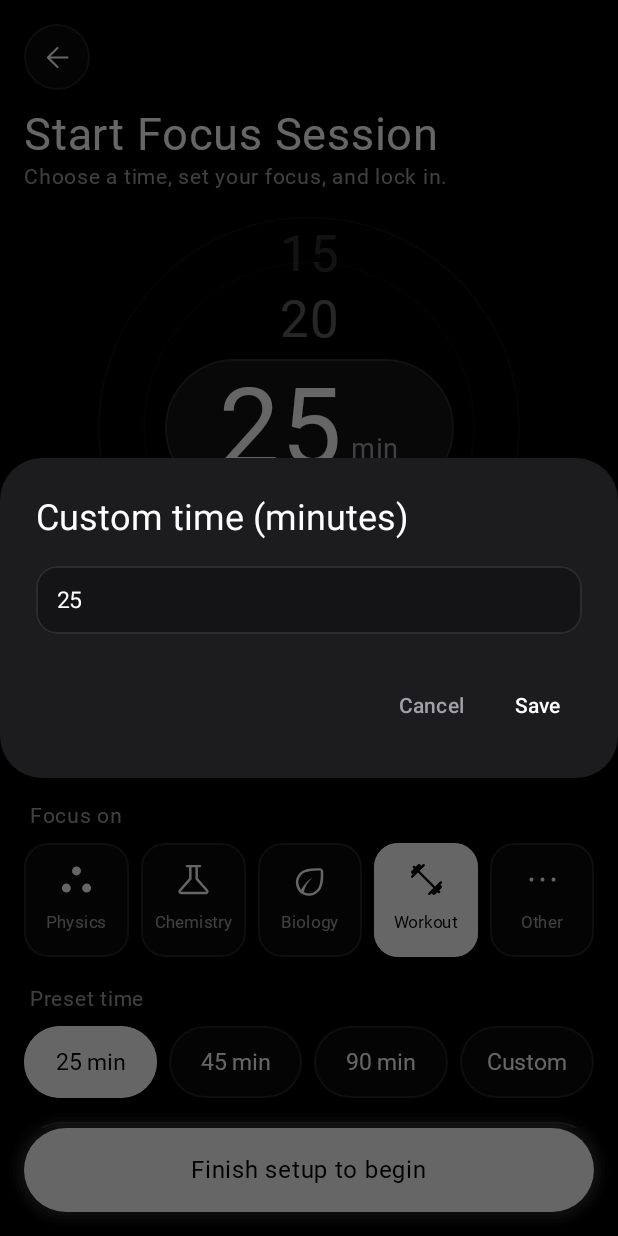
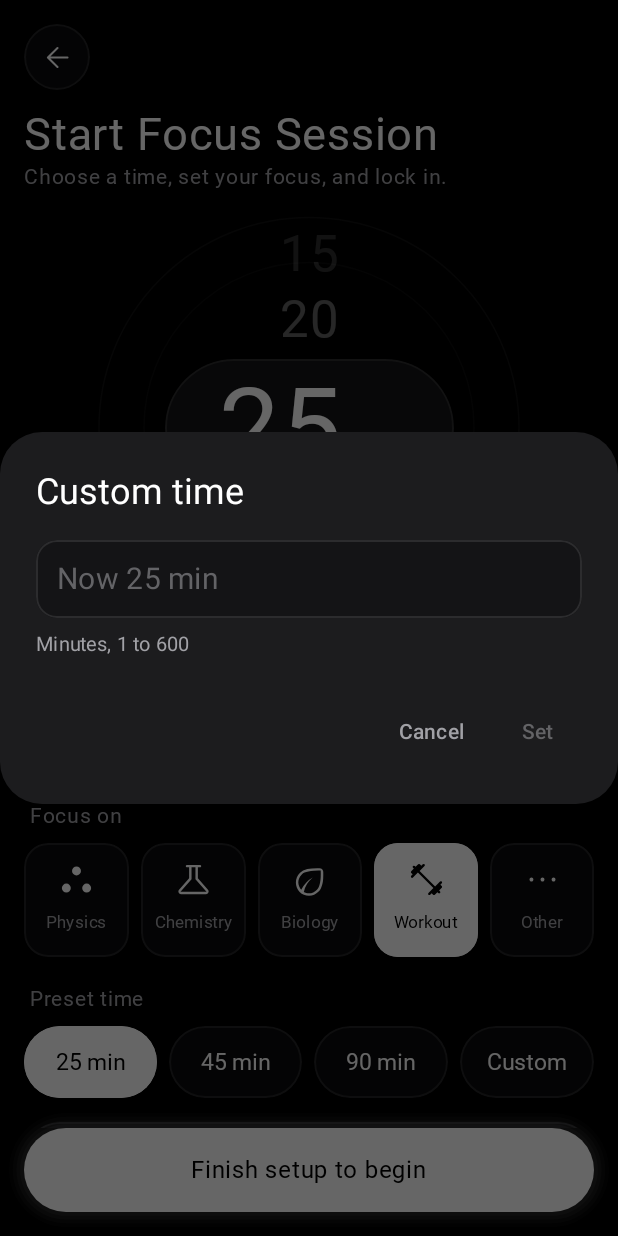
Before and after one commit to Pranav4Heriyur/FOCUS, an Android app built with Jetpack Compose: the composable FocusStartScreen shown on its own in the app's theme, after a tap on "Custom", on a phone screen of 412 x 824 dp. Run offline under Robolectric (Android 15) with nearby library versions, the phone set to English and light mode, and no system bars; Roboto replaces fonts that are not available here; 2 other taps on this screen came first.

Commit message:
Fix custom focus timer and walking sessions missing from Health Connect sync
- Custom time: the dialog was prefilled with the current minutes ("25"), so typing 43 produced 2543 (clamped to 600) and the picker clamped to 5-240. New numeric dialog starts empty, accepts 1-600, and the picker range matches.
- Health Connect: WALKING and HIKING sessions were mapped to "Other" and silently dropped. They now sync as "Walk", show on Home next to runs, count in the workout-minutes ring and distance chart, and do not trigger run/workout Time Bank rewards.

Co-Authored-By: Claude Sonnet 5.5 <noreply@anthropic.com>
Claude-Session: https://claude.ai/code/session_01N1ghSzqvQBAgMw6qzjWuPw

```diff
--- a/app/src/main/java/com/pranav/focus/data/Models.kt
+++ b/app/src/main/java/com/pranav/focus/data/Models.kt
@@ -60,6 +60,7 @@ data class Activity(
     val distM: Double, val movingS: Int, val avgHr: Double, val elevM: Double, val polyline: String,
 ) {
     val isRun get() = type == "Run" || type == "TrailRun" || type == "VirtualRun"
+    val isWalk get() = type == "Walk"
     val isRide get() = type == "Ride" || type == "VirtualRide" || type == "EBikeRide" || type == "GravelRide" || type == "MountainBikeRide"
     val isWorkout get() = type in setOf("Workout", "WeightTraining", "Crossfit", "HighIntensityIntervalTraining", "Yoga", "Pilates")
 }
--- a/app/src/main/java/com/pranav/focus/net/HealthSync.kt
+++ b/app/src/main/java/com/pranav/focus/net/HealthSync.kt
@@ -55,6 +55,7 @@ object HealthSync {
 
     private fun typeOf(t: Int): String = when (t) {
         ExerciseSessionRecord.EXERCISE_TYPE_RUNNING, ExerciseSessionRecord.EXERCISE_TYPE_RUNNING_TREADMILL -> "Run"
+        ExerciseSessionRecord.EXERCISE_TYPE_WALKING, ExerciseSessionRecord.EXERCISE_TYPE_HIKING -> "Walk"
         ExerciseSessionRecord.EXERCISE_TYPE_BIKING, ExerciseSessionRecord.EXERCISE_TYPE_BIKING_STATIONARY -> "Ride"
         ExerciseSessionRecord.EXERCISE_TYPE_WEIGHTLIFTING, ExerciseSessionRecord.EXERCISE_TYPE_STRENGTH_TRAINING,
         ExerciseSessionRecord.EXERCISE_TYPE_HIGH_INTENSITY_INTERVAL_TRAINING, ExerciseSessionRecord.EXERCISE_TYPE_CALISTHENICS,
@@ -100,7 +101,7 @@ object HealthSync {
                 srcs.getOrPut(r.metadata.id.hashCode().toLong()) { sortedSetOf() }.add(srcName(r.metadata.dataOrigin.packageName))
                 out.add(Activity(
                     r.metadata.id.hashCode().toLong(), type,
-                    r.title?.takeIf { it.isNotBlank() } ?: when (type) { "Run" -> "Run"; "Ride" -> "Ride"; else -> "Workout" },
+                    r.title?.takeIf { it.isNotBlank() } ?: when (type) { "Run" -> "Run"; "Walk" -> "Walk"; "Ride" -> "Ride"; else -> "Workout" },
                     r.startTime.toEpochMilli(), r.startTime.atZone(zone).toLocalDate().toString(),
                     dist, Duration.between(r.startTime, r.endTime).seconds.toInt(), hr, elev, poly,
                 ))
@@ -124,7 +125,7 @@ object HealthSync {
                     distM = maxOf(a.distM, m.distM), movingS = maxOf(a.movingS, m.movingS),
                     avgHr = maxOf(a.avgHr, m.avgHr), elevM = maxOf(a.elevM, m.elevM),
                     polyline = base.polyline.ifEmpty { a.polyline.ifEmpty { m.polyline } },
-                    name = if (m.name in setOf("Run", "Ride", "Workout")) a.name else m.name,
+                    name = if (m.name in setOf("Run", "Walk", "Ride", "Workout")) a.name else m.name,
                 )
             }
             merged.forEach { st.putStr("src_" + it.id, srcs[it.id].orEmpty().joinToString(" + ")) }
--- a/app/src/main/java/com/pranav/focus/ui/Home.kt
+++ b/app/src/main/java/com/pranav/focus/ui/Home.kt
@@ -74,7 +74,7 @@ fun HomeScreen(go: (Screen) -> Unit) {
     var avatarVer by remember { mutableIntStateOf(0) }
     var doneIds by remember(tick) { mutableStateOf(store.reviewDone()) }
 
-    val act = remember(mode, tick) { store.activities.firstOrNull { if (mode == 0) it.isRun else it.isRide } }
+    val act = remember(mode, tick) { store.activities.firstOrNull { if (mode == 0) (it.isRun || it.isWalk) else it.isRide } }
     val connected = remember(tick) { HealthSync.connected(ctx) }
     val usage = remember(tick) { if (UsageHelper.hasAccess(ctx)) UsageHelper.today(ctx) else emptyList() }
     val usageOn = remember(tick) { UsageHelper.hasAccess(ctx) }
@@ -84,7 +84,7 @@ fun HomeScreen(go: (Screen) -> Unit) {
     val today = store.today()
     val studyLogs = remember(tick) { runCatching { StudyDb.get(ctx).logs(UsageHelper.midnight()) }.getOrDefault(emptyList()) }
     val focusMin = store.todayFocusMinutes
-    val workoutMin = remember(tick) { store.activitiesOn(today).filter { it.isWorkout }.sumOf { it.movingS } / 60 }
+    val workoutMin = remember(tick) { store.activitiesOn(today).filter { it.isWorkout || it.isWalk }.sumOf { it.movingS } / 60 }
     val runKm = remember(tick) { store.activitiesOn(today).filter { it.isRun }.sumOf { it.distM } / 1000.0 }
     val hour = LocalTime.now().hour
     val greeting = if (hour < 12) "Good morning," else if (hour < 17) "Good afternoon," else "Good evening,"
--- a/app/src/main/java/com/pranav/focus/ui/Kit.kt
+++ b/app/src/main/java/com/pranav/focus/ui/Kit.kt
@@ -74,7 +74,7 @@ fun rememberSweep(target: Float, durationMs: Int = 600, delayMs: Int = 0): Float
 }
 
 fun agendaIconRes(key: String): Int = when (key) {
-    "Run" -> R.drawable.p1_run_sprinter
+    "Run", "Walk" -> R.drawable.p1_run_sprinter
     "Physics", "Focus" -> R.drawable.p1_study_book
     "Chemistry" -> R.drawable.p1_chemistry_flask
     "Biology" -> R.drawable.p1_biology_leaf
--- a/app/src/main/java/com/pranav/focus/ui/Screens.kt
+++ b/app/src/main/java/com/pranav/focus/ui/Screens.kt
@@ -39,6 +39,7 @@ import androidx.compose.runtime.setValue
 import androidx.compose.ui.Alignment
 import androidx.compose.ui.Modifier
 import androidx.compose.ui.draw.clip
+import androidx.compose.ui.focus.focusRequester
 import androidx.compose.ui.geometry.Offset
 import androidx.compose.ui.geometry.Size
 import androidx.compose.animation.core.animateFloatAsState
@@ -84,9 +85,7 @@ fun FocusStartScreen(go: (Screen) -> Unit) {
     var subject by remember { mutableStateOf(store.lastSubject) }
     var strict by remember { mutableStateOf(store.strictLock) }
     var askCustom by remember { mutableStateOf(false) }
-    if (askCustom) NameDialog("Custom time (minutes)", minutes.toString(), emptyList(), "", { askCustom = false }) { n, _ ->
-        n.filter { it.isDigit() }.toIntOrNull()?.let { minutes = it.coerceIn(1, 600) }; askCustom = false
-    }
+    if (askCustom) CustomMinutesDialog(minutes, { askCustom = false }) { minutes = it; askCustom = false }
 
     val pm = ctx.packageManager
     val appNames = remember(store.allowedApps) {
@@ -98,7 +97,7 @@ fun FocusStartScreen(go: (Screen) -> Unit) {
     Column(Modifier.fillMaxSize().padding(horizontal = 16.dp)) {
         Column(Modifier.weight(1f).verticalScroll(rememberScrollState())) {
             ScreenHeader("Start Focus Session", { go(Screen.Home) }, "Choose a time, set your focus, and lock in.")
-            MinutePicker(minutes) { d -> minutes = (minutes + d).coerceIn(5, 240) }
+            MinutePicker(minutes) { d -> minutes = (minutes + d).coerceIn(MIN_FOCUS, MAX_FOCUS) }
 
             Text("Session name", color = C.Text2, fontSize = 14.sp, modifier = Modifier.padding(start = 4.dp, bottom = 6.dp))
             OutlinedTextField(
@@ -190,6 +189,41 @@ private fun SettingRow(icon: Int, title: String, sub: String, onEdit: () -> Unit
     }
 }
 
+const val MIN_FOCUS = 1
+const val MAX_FOCUS = 600
+
+/** Type any whole number of minutes (1-600). Numeric keyboard, field starts empty so typing 43 gives 43, not "2543". */
+@Composable
+private fun CustomMinutesDialog(current: Int, onDismiss: () -> Unit, onSet: (Int) -> Unit) {
+    var text by remember { mutableStateOf("") }
+    val value = text.toIntOrNull()
+    val valid = value != null && value in MIN_FOCUS..MAX_FOCUS
+    val focus = remember { androidx.compose.ui.focus.FocusRequester() }
+    androidx.compose.runtime.LaunchedEffect(Unit) { runCatching { focus.requestFocus() } }
+    androidx.compose.material3.AlertDialog(
+        onDismissRequest = onDismiss, containerColor = C.Sheet,
+        title = { Text("Custom time", color = C.White) },
+        text = {
+            Column {
+                Box(Modifier.fillMaxWidth().clip(RoundedCornerShape(14.dp)).background(C.Raised).border(1.dp, C.Hairline, RoundedCornerShape(14.dp)).padding(14.dp)) {
+                    if (text.isEmpty()) Text("Now $current min", color = C.Text3, fontSize = 20.sp)
+                    androidx.compose.foundation.text.BasicTextField(
+                        text, { t -> text = t.filter { it.isDigit() }.take(3) }, singleLine = true,
+                        modifier = Modifier.fillMaxWidth().focusRequester(focus),
+                        textStyle = androidx.compose.ui.text.TextStyle(color = C.White, fontSize = 20.sp),
+                        cursorBrush = androidx.compose.ui.graphics.SolidColor(C.White),
+                        keyboardOptions = androidx.compose.foundation.text.KeyboardOptions(keyboardType = androidx.compose.ui.text.input.KeyboardType.Number, imeAction = androidx.compose.ui.text.input.ImeAction.Done),
+                        keyboardActions = androidx.compose.foundation.text.KeyboardActions(onDone = { if (valid) onSet(value!!) }),
+                    )
+                }
+                Text(if (text.isNotEmpty() && !valid) "Enter $MIN_FOCUS to $MAX_FOCUS minutes" else "Minutes, $MIN_FOCUS to $MAX_FOCUS", color = C.Text2, fontSize = 13.sp, modifier = Modifier.padding(top = 8.dp))
+            }
+        },
+        confirmButton = { androidx.compose.material3.TextButton(onClick = { if (valid) onSet(value!!) }, enabled = valid) { Text("Set", color = if (valid) C.White else C.Text3) } },
+        dismissButton = { androidx.compose.material3.TextButton(onClick = onDismiss) { Text("Cancel", color = C.Text2) } },
+    )
+}
+
 /** Drag up or down to change minutes in steps of 5. */
 @Composable
 private fun MinutePicker(value: Int, onDelta: (Int) -> Unit) {
@@ -214,7 +248,7 @@ private fun MinutePicker(value: Int, onDelta: (Int) -> Unit) {
         Column(horizontalAlignment = Alignment.CenterHorizontally) {
             listOf(-10, -5).forEach { d ->
                 val v = value + d
-                Text(if (v >= 5) "$v" else " ", color = C.White.copy(alpha = if (d == -10) 0.18f else 0.38f), fontSize = 34.sp, lineHeight = 44.sp, fontWeight = FontWeight.SemiBold)
+                Text(if (v >= MIN_FOCUS) "$v" else " ", color = C.White.copy(alpha = if (d == -10) 0.18f else 0.38f), fontSize = 34.sp, lineHeight = 44.sp, fontWeight = FontWeight.SemiBold)
             }
             Row(
                 Modifier.padding(vertical = 4.dp).clip(CircleShape).border(1.dp, C.Hairline, CircleShape).background(C.Raised)
@@ -226,7 +260,7 @@ private fun MinutePicker(value: Int, onDelta: (Int) -> Unit) {
             }
             listOf(5, 10).forEach { d ->
                 val v = value + d
-                Text(if (v <= 240) "$v" else " ", color = C.White.copy(alpha = if (d == 5) 0.38f else 0.18f), fontSize = 34.sp, lineHeight = 44.sp, fontWeight = FontWeight.SemiBold)
+                Text(if (v <= MAX_FOCUS) "$v" else " ", color = C.White.copy(alpha = if (d == 5) 0.38f else 0.18f), fontSize = 34.sp, lineHeight = 44.sp, fontWeight = FontWeight.SemiBold)
             }
         }
     }
--- a/app/src/main/java/com/pranav/focus/ui/Stage2.kt
+++ b/app/src/main/java/com/pranav/focus/ui/Stage2.kt
@@ -160,7 +160,7 @@ fun StatsScreen(go: (com.pranav.focus.ui.Screen) -> Unit) {
     val tick = AppState.dataTick
     val focus = remember(range, tick) { val m = store.focusDays(); buckets(range) { (m[it.toString()] ?: 0).toDouble() } }
     val acts = remember(tick) { store.activities }
-    val dist = remember(range, tick) { buckets(range) { d -> acts.filter { it.startDate == d.toString() && (it.isRun || it.isRide) }.sumOf { it.distM } / 1000.0 } }
+    val dist = remember(range, tick) { buckets(range) { d -> acts.filter { it.startDate == d.toString() && (it.isRun || it.isRide || it.isWalk) }.sumOf { it.distM } / 1000.0 } }
     val wk = remember(range, tick) { buckets(range) { d -> acts.count { it.startDate == d.toString() && it.isWorkout } + store.int("workouts_$d").toDouble() } }
     val apps = remember(tick) { if (UsageHelper.hasAccess(ctx)) UsageHelper.today(ctx).take(5) else emptyList() }
     val focusDays = remember(tick) { store.focusDays() }
```
